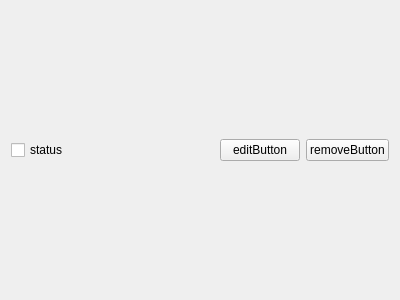
This is task.ui in DanteBrundage/Qt-To-do-Application as Qt 5 draws it before an edit. The edited form follows.
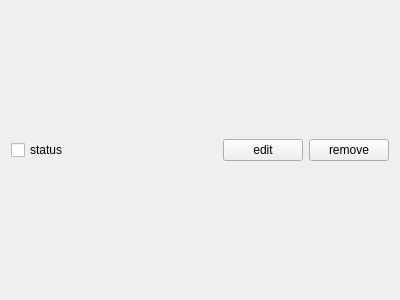
This is the edited form.

Patch:
```diff
--- a/task.ui
+++ b/task.ui
@@ -37,14 +37,14 @@
    <item>
     <widget class="QPushButton" name="editButton">
      <property name="text">
-      <string>editButton</string>
+      <string>edit</string>
      </property>
     </widget>
    </item>
    <item>
     <widget class="QPushButton" name="removeButton">
      <property name="text">
-      <string>removeButton</string>
+      <string>remove</string>
      </property>
     </widget>
    </item>
```
